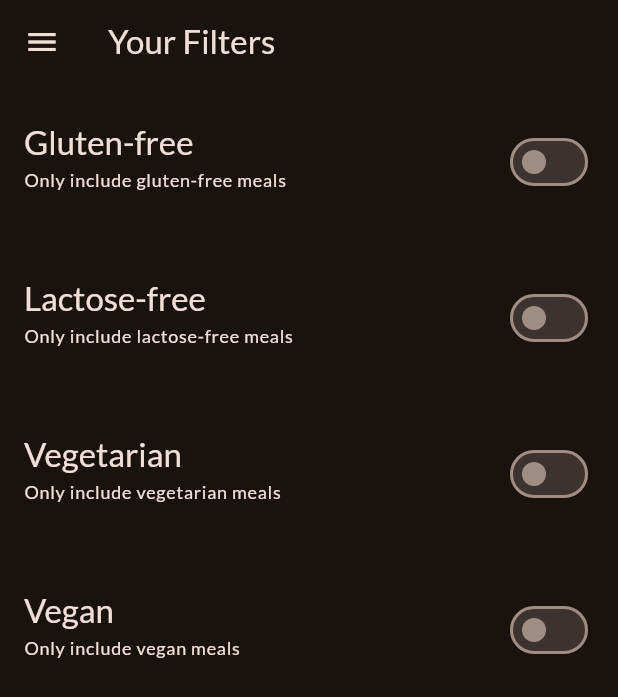
After one commit to SchulzDavey/meal-finder, a Flutter app: the FiltersScreen screen opened directly, on a phone screen of 412 x 824 dp. The commit adds this screen. Shown: the top 697 px of the screen. Run offline on Flutter 3.47's test engine with Material 2 defaults, Android fonts, the phone set to English and light mode, and no system bars; our stand-ins replace google_fonts, transparent_image.

Commit message:
added the filters page

```diff
--- /dev/null
+++ b/lib/screens/filters.dart
@@ -0,0 +1,130 @@
+import 'package:flutter/material.dart';
+import 'package:meal_finder/screens/tabs.dart';
+import 'package:meal_finder/widgets/main_drawer.dart';
+
+class FiltersScreen extends StatefulWidget {
+  const FiltersScreen({super.key});
+
+  @override
+  State<StatefulWidget> createState() => _FiltersScreenState();
+}
+
+class _FiltersScreenState extends State<FiltersScreen> {
+  var _glutenFreeFilterSet = false;
+  var _lactoseFreeFilterSet = false;
+  var _vegetarianFilterSet = false;
+  var _veganFilterSet = false;
+
+  @override
+  Widget build(BuildContext context) {
+    return Scaffold(
+      appBar: AppBar(
+        title: const Text("Your Filters"),
+      ),
+      drawer: MainDrawer(
+        onSelectScreen: (identifier) {
+          Navigator.of(context).pop();
+          if (identifier == 'meals') {
+            Navigator.of(context).push(
+              MaterialPageRoute(
+                builder: (context) => const TabsScreen(),
+              ),
+            );
+          }
+        },
+      ),
+      body: Column(
+        children: [
+          SwitchListTile(
+            value: _glutenFreeFilterSet,
+            onChanged: (isChecked) {
+              setState(() {
+                _glutenFreeFilterSet = isChecked;
+              });
+            },
+            title: Text(
+              "Gluten-free",
+              style: Theme.of(context).textTheme.titleLarge!.copyWith(
+                    color: Theme.of(context).colorScheme.onBackground,
+                  ),
+            ),
+            subtitle: Text(
+              "Only include gluten-free meals",
+              style: Theme.of(context).textTheme.labelMedium!.copyWith(
+                    color: Theme.of(context).colorScheme.onBackground,
+                  ),
+            ),
+            activeColor: Theme.of(context).colorScheme.tertiary,
+            contentPadding: const EdgeInsets.all(16),
+          ),
+          SwitchListTile(
+            value: _lactoseFreeFilterSet,
+            onChanged: (isChecked) {
+              setState(() {
+                _lactoseFreeFilterSet = isChecked;
+              });
+            },
+            title: Text(
+              "Lactose-free",
+              style: Theme.of(context).textTheme.titleLarge!.copyWith(
+                    color: Theme.of(context).colorScheme.onBackground,
+                  ),
+            ),
+            subtitle: Text(
+              "Only include lactose-free meals",
+              style: Theme.of(context).textTheme.labelMedium!.copyWith(
+                    color: Theme.of(context).colorScheme.onBackground,
+                  ),
+            ),
+            activeColor: Theme.of(context).colorScheme.tertiary,
+            contentPadding: const EdgeInsets.all(16),
+          ),
+          SwitchListTile(
+            value: _vegetarianFilterSet,
+            onChanged: (isChecked) {
+              setState(() {
+                _vegetarianFilterSet = isChecked;
+              });
+            },
+            title: Text(
+              "Vegetarian",
+              style: Theme.of(context).textTheme.titleLarge!.copyWith(
+                    color: Theme.of(context).colorScheme.onBackground,
+                  ),
+            ),
+            subtitle: Text(
+              "Only include vegetarian meals",
+              style: Theme.of(context).textTheme.labelMedium!.copyWith(
+                    color: Theme.of(context).colorScheme.onBackground,
+                  ),
+            ),
+            activeColor: Theme.of(context).colorScheme.tertiary,
+            contentPadding: const EdgeInsets.all(16),
+          ),
+          SwitchListTile(
+            value: _veganFilterSet,
+            onChanged: (isChecked) {
+              setState(() {
+                _veganFilterSet = isChecked;
+              });
+            },
+            title: Text(
+              "Vegan",
+              style: Theme.of(context).textTheme.titleLarge!.copyWith(
+                    color: Theme.of(context).colorScheme.onBackground,
+                  ),
+            ),
+            subtitle: Text(
+              "Only include vegan meals",
+              style: Theme.of(context).textTheme.labelMedium!.copyWith(
+                    color: Theme.of(context).colorScheme.onBackground,
+                  ),
+            ),
+            activeColor: Theme.of(context).colorScheme.tertiary,
+            contentPadding: const EdgeInsets.all(16),
+          ),
+        ],
+      ),
+    );
+  }
+}
--- a/lib/widgets/main_drawer.dart
+++ b/lib/widgets/main_drawer.dart
@@ -3,7 +3,10 @@ import 'package:flutter/material.dart';
 class MainDrawer extends StatelessWidget {
   const MainDrawer({
     super.key,
+    required this.onSelectScreen,
   });
+
+  final void Function(String identifier) onSelectScreen;
 
   @override
   Widget build(BuildContext context) {
@@ -55,7 +58,9 @@ class MainDrawer extends StatelessWidget {
                     fontSize: 24,
                   ),
             ),
-            onTap: () {},
+            onTap: () {
+              onSelectScreen('meals');
+            },
           ),
           ListTile(
             leading: Icon(
@@ -70,7 +75,9 @@ class MainDrawer extends StatelessWidget {
                     fontSize: 24,
                   ),
             ),
-            onTap: () {},
+            onTap: () {
+              onSelectScreen('filters');
+            },
           )
         ],
       ),
```
Also changed, not shown: lib/screens/tabs.dart (+13 -1 lines).
